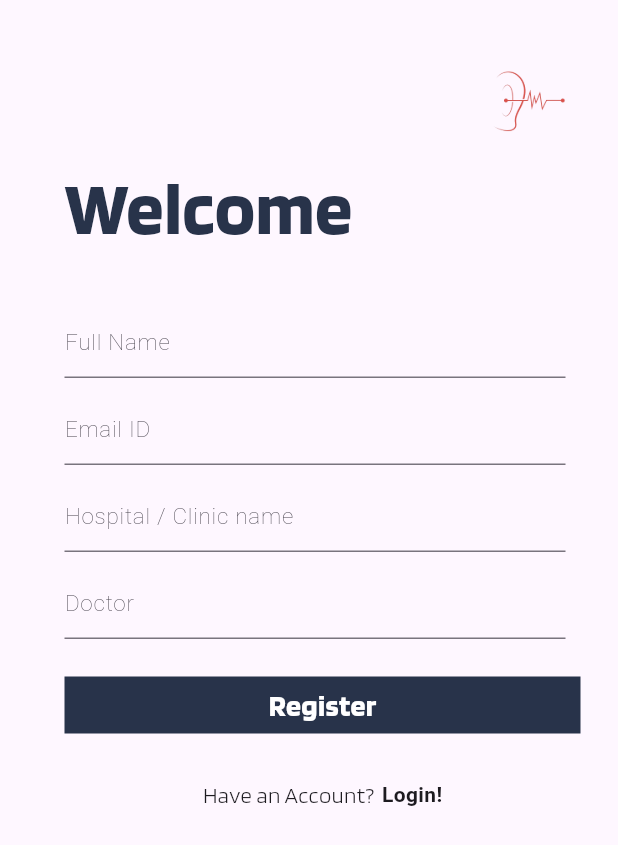
After one commit to ShivangiPatel102/freq_fit, a Flutter app: the screen it shows after launch, after a tap on "Register!!", on a phone screen of 412 x 824 dp. The commit adds this screen. Shown: the top 845 px of the screen. Run offline on Flutter 3.47's test engine with Material 3 defaults, Android fonts, the phone set to English and light mode, and no system bars; project files that could hold a hidden picture were left out.

Commit message:
register screen Commit

```diff
--- a/lib/main.dart
+++ b/lib/main.dart
@@ -1,4 +1,6 @@
 import 'package:flutter/material.dart';
+import 'package:freq_fit/screens/HomeScreen.dart';
+import 'package:freq_fit/screens/register.dart';
 import 'package:freq_fit/screens/splash_screen.dart';
 
 void main() {
@@ -11,9 +13,12 @@ class MyApp extends StatelessWidget {
   // This widget is the root of your application.
   @override
   Widget build(BuildContext context) {
-    return const MaterialApp(
+    return  MaterialApp(
       home: SplashScreen(),
-
+      routes: {
+        '/home': (context) => HomeScreen(),
+        '/register' : (context) => RegisterScreen(),
+      },
     );
   }
 }
--- a/lib/screens/HomeScreen.dart
+++ b/lib/screens/HomeScreen.dart
@@ -72,7 +72,7 @@ class HomeScreen extends StatelessWidget {
                   SizedBox(width: 5.0,),
                   GestureDetector(
                     onTap: () {
-                      Navigator.push(context, route)                    },
+                      Navigator.pushNamed(context, '/register') ;                   },
                     child: const Text('Register!!',style: TextStyle(fontWeight: FontWeight.w700),),
                   ),
                 ],
--- /dev/null
+++ b/lib/screens/register.dart
@@ -0,0 +1,82 @@
+import 'package:flutter/material.dart';
+
+class RegisterScreen extends StatelessWidget {
+  const RegisterScreen({super.key});
+
+  @override
+  Widget build(BuildContext context) {
+    return Scaffold(
+      body: Container(
+        padding: const EdgeInsetsDirectional.only(start: 43.0,top: 32.0,end: 25.0),
+        child: Column(
+
+          crossAxisAlignment: CrossAxisAlignment.start,
+          children: [
+            Row(
+              mainAxisAlignment: MainAxisAlignment.end,
+              children: [
+                Image.asset('assets/icons/appIcon.png',height:70,),
+              ],
+            ),
+            const Text('Welcome', style: TextStyle(
+              fontFamily: 'Blinker',
+              fontWeight: FontWeight.w600,
+              fontSize: 50,
+              color: Color.fromRGBO(40, 51, 74,1),
+            ),),
+
+            const SizedBox(height: 30.0,),
+            const Padding(
+              padding: const EdgeInsets.only(right: 10.0),
+              child: const TextField(decoration: InputDecoration(hintText: 'Full Name',hintStyle: TextStyle(fontSize: 15,fontWeight: FontWeight.w200), ),),
+            ),
+            const SizedBox(height: 10.0,),
+            const Padding(
+              padding: const EdgeInsets.only(right: 10.0),
+              child: const TextField(decoration: InputDecoration(hintText: 'Email ID',hintStyle: TextStyle(fontSize: 15,fontWeight: FontWeight.w200), ),),
+            ),
+
+            const SizedBox(height: 10.0,),
+            const Padding(
+              padding: const EdgeInsets.only(right: 10.0),
+              child: const TextField(decoration: InputDecoration(hintText: 'Hospital / Clinic name ',hintStyle: TextStyle(fontSize: 15,fontWeight: FontWeight.w200), ),),
+            ),
+
+            const SizedBox(height: 10.0,),
+            const Padding(
+              padding: const EdgeInsets.only(right: 10.0),
+              child: const TextField(decoration: InputDecoration(hintText: 'Doctor ',hintStyle: TextStyle(fontSize: 15,fontWeight: FontWeight.w200), ),),
+            ),
+
+            const SizedBox(height: 25.0,),
+            GestureDetector(
+              child: Container(
+                height: 38,
+                padding: const EdgeInsetsDirectional.only(),
+                width: MediaQuery.of(context).size.width,
+                color: const Color.fromRGBO(40, 51, 74, 1),
+                child: const Center(child: Text('Register',style: TextStyle(fontFamily: 'Blinker',fontSize: 20,color: Colors.white,fontWeight: FontWeight.w700))),
+              ),
+            ),
+            const SizedBox(height: 30.0,),
+            Row(
+              mainAxisAlignment: MainAxisAlignment.center,
+              children: [
+                const Text("Have an Account?",style: TextStyle(fontFamily: 'Blinker',fontSize: 15.0,fontWeight: FontWeight.normal),),
+                SizedBox(width: 5.0,),
+                GestureDetector(
+                  onTap: () {
+                    Navigator.pushNamed(context, '/home') ;                   },
+                  child: const Text('Login!',style: TextStyle(fontWeight: FontWeight.w700),),
+                ),
+              ],
+            )
+
+
+          ],
+        ),
+
+      ),
+    );;
+  }
+}
```
